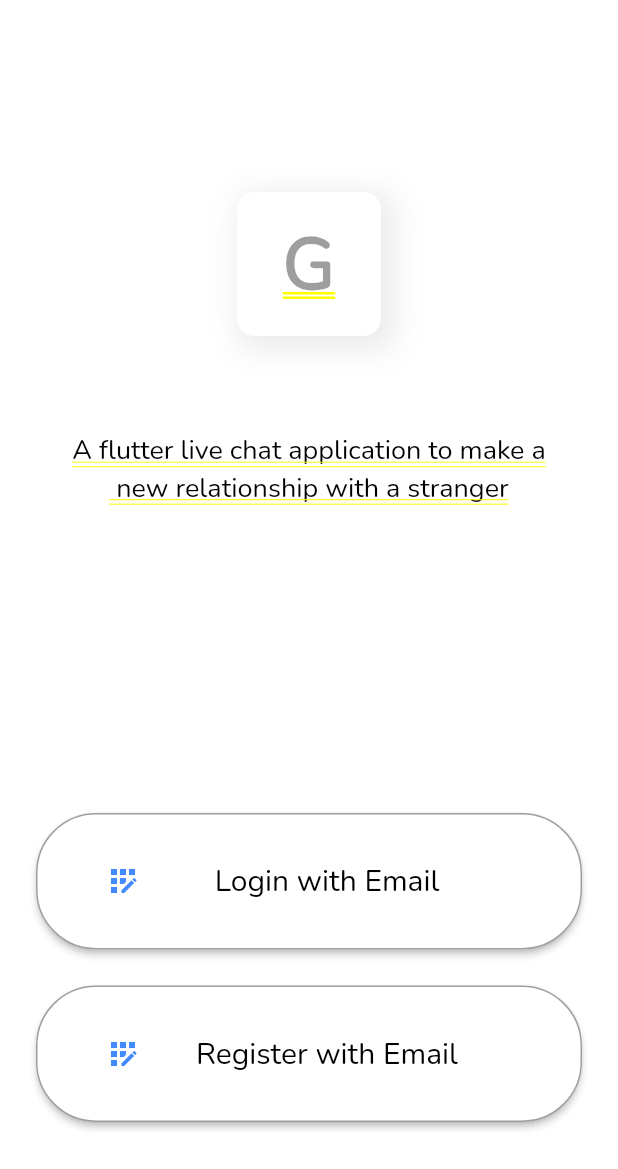
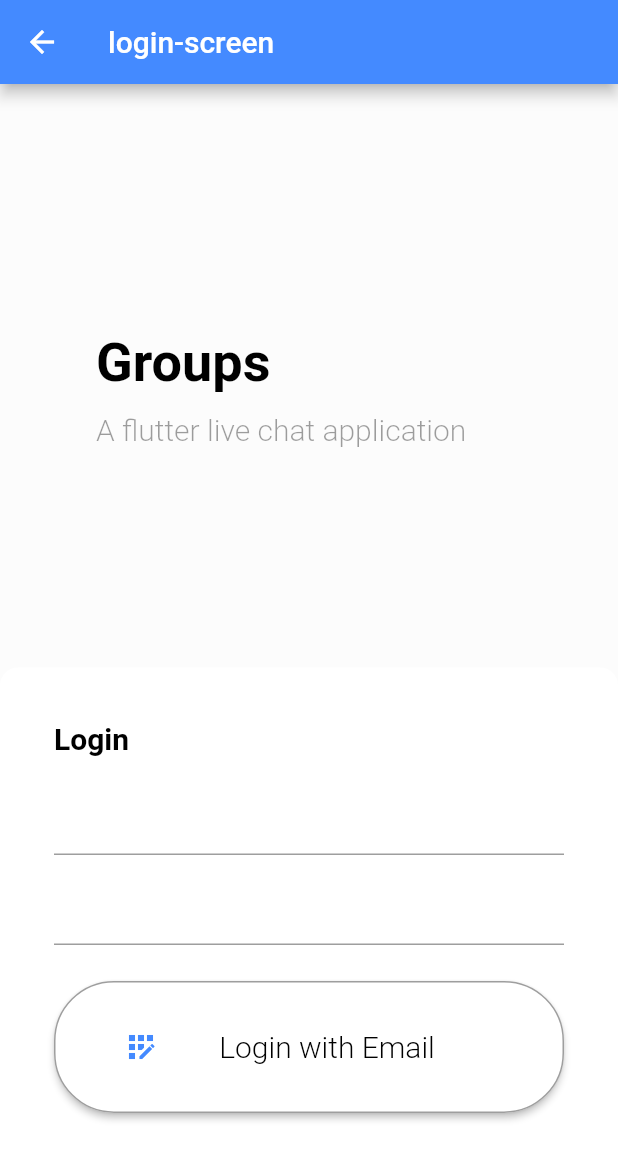
Before and after one commit to raka-yuda/groups, a Flutter app: the screen it shows after launch, after a tap on "Login with Email", on a phone screen of 412 x 824 dp. Shown: the top 1169 px of the screen. Run offline on Flutter 3.47's test engine with Material 2 defaults, Android fonts, the phone set to English and light mode, and no system bars; our stand-ins replace firebase_auth, firebase_core; accounts and stored records are empty.

Commit message:
register route name to main

```diff
--- a/lib/main.dart
+++ b/lib/main.dart
@@ -1,4 +1,8 @@
 import 'package:flutter/material.dart';
+import 'package:groups/screens/chat-page.dart';
+import 'package:groups/screens/home-page.dart';
+import 'package:groups/screens/login-page.dart';
+import 'package:groups/screens/register-page.dart';
 import 'package:groups/screens/welcome-page.dart';
 
 void main() {
@@ -10,6 +14,13 @@ class MyApp extends StatelessWidget {
   @override
   Widget build(BuildContext context) {
     return MaterialApp(
+      routes: {
+        WelcomePage.id: (context) => WelcomePage(),
+        ChatPage.id: (context) => ChatPage(),
+        LoginPage.id: (context) => LoginPage(),
+        RegisterPage.id: (context) => WelcomePage(),
+        HomePage.id: (context) => HomePage(),
+      },
       theme: ThemeData(
         // This is the theme of your application.
         //
--- a/lib/screens/login-page.dart
+++ b/lib/screens/login-page.dart
@@ -1,4 +1,7 @@
+import 'package:firebase_auth/firebase_auth.dart';
+import 'package:firebase_core/firebase_core.dart';
 import 'package:flutter/material.dart';
+import 'package:groups/screens/chat-page.dart';
 
 class LoginPage extends StatefulWidget {
   static const String id = 'login-page';
@@ -8,14 +11,31 @@ class LoginPage extends StatefulWidget {
 }
 
 class _LoginPageState extends State<LoginPage> {
-  final TextEditingController email = TextEditingController();
-  final TextEditingController password = TextEditingController();
+  // final TextEditingController email = TextEditingController();
+  // final TextEditingController password = TextEditingController();
+
+  // final _auth = FirebaseAuth.instance;
+  // String email, password;
 
   @override
   Widget build(BuildContext context) {
     final size = MediaQuery.of(context).size;
 
-    return Stack(children: [
+    return Scaffold(
+      appBar: AppBar(
+        backgroundColor: Colors.blueAccent,
+        leading: IconButton(
+          icon: Icon(Icons.arrow_back),
+          onPressed: () {
+            Navigator.pop(context);
+          },
+        ),
+        title: Text(
+          'login-screen',
+          style: TextStyle(color: Colors.white),
+        ),
+      ),
+      body: Stack(children: [
         Container(
             height: size.height,
             width: size.width,
@@ -75,7 +95,7 @@ class _LoginPageState extends State<LoginPage> {
                         height: 18,
                       ),
                       TextFormField(
-                      controller: email,
+                        // controller: email,
                         // The validator receives the text that the user has entered.
                         validator: (value) {
                           if (value == null || value.isEmpty) {
@@ -88,8 +108,9 @@ class _LoginPageState extends State<LoginPage> {
                         height: 12,
                       ),
                       TextFormField(
-                      controller: password,
+                        // controller: password,
                         // The validator receives the text that the user has entered.
+                        obscureText: true,
                         validator: (value) {
                           if (value == null || value.isEmpty) {
                             return 'Please enter some text';
@@ -114,7 +135,9 @@ class _LoginPageState extends State<LoginPage> {
                                     horizontal: 46, vertical: 32),
                                 textStyle: TextStyle(
                                     fontSize: 30, fontWeight: FontWeight.bold)),
-                          onPressed: () {},
+                            onPressed: () {
+                              Navigator.pushNamed(context, ChatPage.id);
+                            },
                             child: Row(
                               children: [
                                 Icon(
@@ -137,6 +160,7 @@ class _LoginPageState extends State<LoginPage> {
                     ],
                   ))),
         )
-    ]);
+      ]),
+    );
   }
 }
--- a/lib/screens/welcome-page.dart
+++ b/lib/screens/welcome-page.dart
@@ -1,7 +1,8 @@
 import 'package:flutter/material.dart';
+import 'package:groups/screens/login-page.dart';
 
 class WelcomePage extends StatelessWidget {
-  static const String id = 'login-page';
+  static const String id = 'welcome-page';
 
   @override
   Widget build(BuildContext context) {
@@ -74,7 +75,9 @@ class WelcomePage extends StatelessWidget {
                           EdgeInsets.symmetric(horizontal: 46, vertical: 32),
                       textStyle:
                           TextStyle(fontSize: 30, fontWeight: FontWeight.bold)),
-                  onPressed: () {},
+                  onPressed: () {
+                    Navigator.pushNamed(context, LoginPage.id);
+                  },
                   child: Row(
                     children: [
                       Icon(
```
Also changed, not shown: lib/screens/chat-page.dart (+22 -5 lines). Lines whose indentation alone changed are shown as unchanged.
